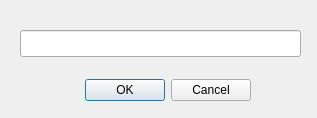
First picture: the form in ifg/qt/ui/entradastring.ui, repository matferib/tabuleiro-virtual, before the edit.
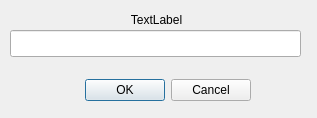
Second picture: the form after the edit.

Commit message: correcao da ui de forma que nao mostrava botoes ok e titulo na ui de string

```diff
--- a/ifg/qt/ui/entradastring.ui
+++ b/ifg/qt/ui/entradastring.ui
@@ -32,13 +32,29 @@
   <widget class="QLineEdit" name="nome">
    <property name="geometry">
     <rect>
-     <x>20</x>
+     <x>10</x>
      <y>30</y>
-     <width>281</width>
+     <width>291</width>
      <height>27</height>
     </rect>
    </property>
   </widget>
+  <widget class="QLabel" name="label_titulo">
+   <property name="geometry">
+    <rect>
+     <x>16</x>
+     <y>10</y>
+     <width>281</width>
+     <height>20</height>
+    </rect>
+   </property>
+   <property name="text">
+    <string>TextLabel</string>
+   </property>
+   <property name="alignment">
+    <set>Qt::AlignCenter</set>
+   </property>
+  </widget>
  </widget>
  <resources/>
  <connections>
```
The commit also changes 7 other files.
